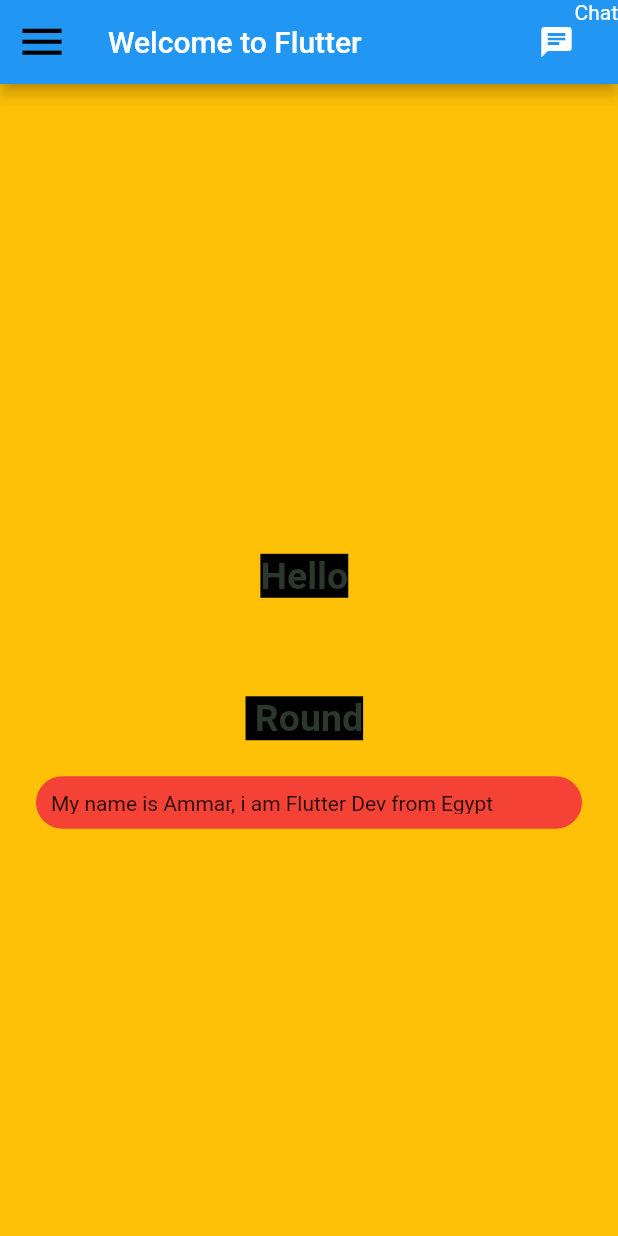
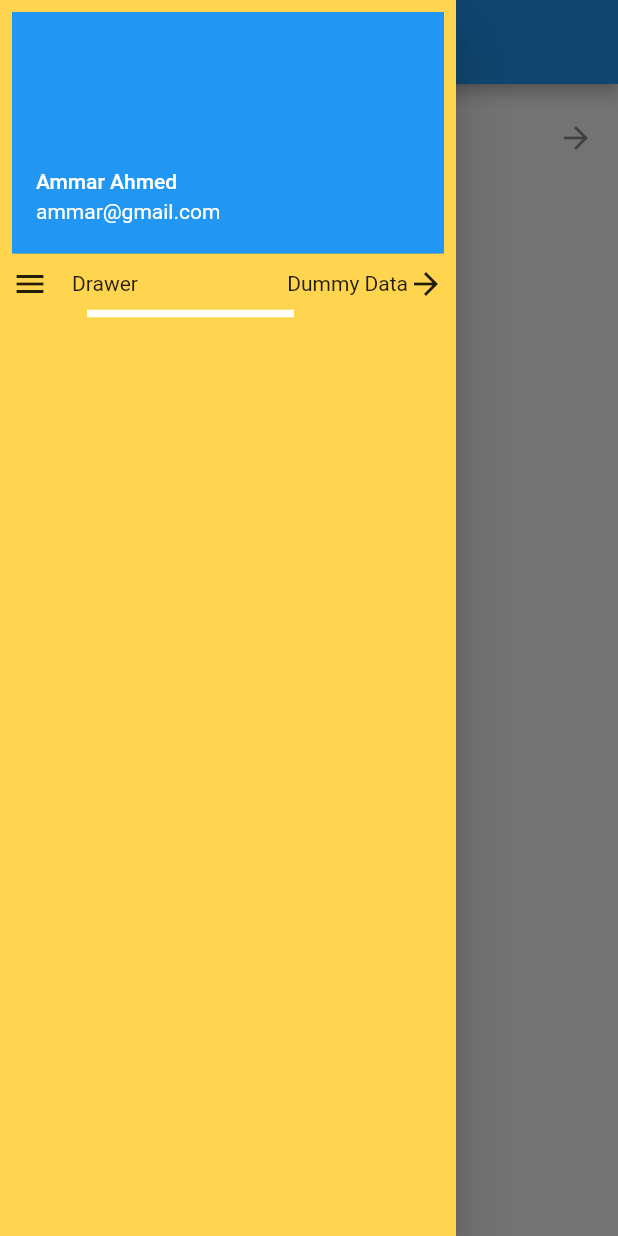
Before and after one commit to AmmarAgeeza/Up-Academy-Flutter-R2, a Flutter app: the screen it shows after launch, with the side drawer open (before the commit the screen has no drawer), on a phone screen of 412 x 824 dp. Run offline on Flutter 3.47's test engine with Material 2 defaults, Android fonts, the phone set to English and light mode, and no system bars.

Commit message:
flutter scrollable widgets

```diff
--- /dev/null
+++ b/lib/flutter_widgets/flutter_scrollable_widgets.dart
@@ -0,0 +1,196 @@
+//screen => Scaffold [Widget]
+import 'package:flutter/material.dart';
+
+class FlutterScrollableWidgets extends StatelessWidget {
+  FlutterScrollableWidgets({super.key});
+  List<Color> colors = [
+    Colors.red,
+    Colors.black,
+    Colors.amber,
+    Colors.greenAccent,
+  ];
+  @override
+  Widget build(BuildContext context) {
+    return Scaffold(
+        drawer: const MyDrawer(),
+        appBar: AppBar(
+          title: const Text('Flutter Scrollable Widgets'),
+        ),
+        body: ListView(
+          children: const [
+            ListTile(
+              leading: CircleAvatar(
+                backgroundColor: Colors.red,
+                radius: 35,
+                child: Text('text'),
+              ),
+              title: Text('Drawer'),
+              subtitle: Row(
+                children: [
+                  Icon(Icons.check),
+                  Text('subtitle'),
+                ],
+              ),
+              trailing: Icon(Icons.arrow_forward),
+            ),
+          ],
+        ));
+  }
+}
+
+class StackComponent extends StatelessWidget {
+  const StackComponent({
+    super.key,
+  });
+
+  @override
+  Widget build(BuildContext context) {
+    return Stack(
+      children: [
+        //background
+        Container(
+          width: double.infinity,
+          height: double.infinity,
+          color: Colors.red,
+        ),
+        const Align(
+          alignment: Alignment.bottomRight,
+          child: FlutterLogo(
+            size: 70,
+          ),
+        ),
+        const Align(
+          alignment: Alignment.centerRight,
+          child: FlutterLogo(
+            size: 70,
+          ),
+        ),
+        Positioned.directional(
+          textDirection: Directionality.of(context),
+          top: 57,
+          start: 21,
+          child: const FlutterLogo(
+            size: 70,
+          ),
+        ),
+      ],
+    );
+  }
+}
+
+class ListViewBuilder extends StatelessWidget {
+  const ListViewBuilder({
+    super.key,
+    required this.colors,
+  });
+
+  final List<Color> colors;
+
+  @override
+  Widget build(BuildContext context) {
+    return Column(
+      children: [
+        const Text('Colors'),
+        Expanded(
+          child: ListView.builder(
+              itemCount: colors.length,
+              itemBuilder: (context, index) {
+                return Container(
+                  height: 300,
+                  width: 300,
+                  margin: const EdgeInsets.all(8),
+                  color: colors[index],
+                );
+              }),
+        ),
+        const Text('aljdbgs')
+      ],
+    );
+  }
+}
+
+class ListViewComponent extends StatelessWidget {
+  const ListViewComponent({
+    super.key,
+  });
+
+  @override
+  Widget build(BuildContext context) {
+    return ListView(
+      // scrollDirection: Axis.horizontal,
+      children: [
+        Container(
+          margin: const EdgeInsets.all(8),
+          height: 300,
+          width: 300,
+          color: Colors.red,
+        ),
+        Container(
+          margin: const EdgeInsets.all(8),
+          height: 300,
+          width: 300,
+          color: Colors.red,
+        ),
+        Container(
+          margin: const EdgeInsets.all(8),
+          height: 300,
+          width: 300,
+          color: Colors.black,
+        ),
+        Container(
+          margin: const EdgeInsets.all(8),
+          height: 300,
+          width: 300,
+          color: Colors.yellow,
+        ),
+      ],
+    );
+  }
+}
+
+class MyDrawer extends StatelessWidget {
+  const MyDrawer({
+    super.key,
+  });
+
+  @override
+  Widget build(BuildContext context) {
+    return Drawer(
+      backgroundColor: Colors.amber[300],
+      child: const SafeArea(
+          child: Padding(
+        padding: EdgeInsets.all(8.0),
+        child: Column(
+          children: [
+            //user account drawer header
+            UserAccountsDrawerHeader(
+              accountName: Text('Ammar Ahmed'),
+              accountEmail: Text('ammar@gmail.com'),
+            ),
+            // drawer text
+            Row(
+              children: [
+                Icon(Icons.menu),
+                SizedBox(
+                  width: 16,
+                ),
+                Text('Drawer'),
+                // SizedBox(width: 150,),
+                Spacer(),
+                Text('Dummy Data'),
+                Icon(Icons.arrow_forward),
+              ],
+            ),
+            Divider(
+              color: Colors.white,
+              key: Key('spacer'),
+              thickness: 5,
+              indent: 50,
+              endIndent: 100,
+            ),
+          ],
+        ),
+      )),
+    );
+  }
+}
--- a/lib/main.dart
+++ b/lib/main.dart
@@ -1,4 +1,6 @@
 import 'package:flutter/material.dart';
+
+import 'flutter_widgets/flutter_scrollable_widgets.dart';
 
 void main() {
   runApp(const RootWidget());
@@ -8,79 +10,10 @@ class RootWidget extends StatelessWidget {
   const RootWidget({super.key});
   @override
   Widget build(BuildContext context) {
-    return MaterialApp(
+    return   MaterialApp(
       title: 'Up Flutter Round Two',
       debugShowCheckedModeBanner: false,
-      home: Scaffold(
-        backgroundColor: Colors.amber,
-        appBar: AppBar(
-          title: const Text('Welcome to Flutter'),
-          // centerTitle: true,
-          leading: const Icon(
-            Icons.menu,
-            size: 35,
-            color: Color(0xff000000),
-          ),
-          actions: const [Icon(Icons.chat), Text('Chat')],
-        ),
-        body: SafeArea(
-          child: Center(
-            child: Column(
-              mainAxisAlignment: MainAxisAlignment.center,
-              // crossAxisAlignment: CrossAxisAlignment.center,
-              // mainAxisSize: MainAxisSize.min,
-              children: [
-                const Padding(
-                  padding: EdgeInsets.symmetric(horizontal: 35, vertical: 66),
-                  child: Text(
-                    'Hello ',
-                    style: TextStyle(
-                      // wordSpacing: 25,
-                      color: Color(0xff2a392c),
-                      fontSize: 25,
-                      backgroundColor: Colors.black,
-                      fontWeight: FontWeight.bold,
-                    ),
-                  ),
-                ),
-
-                // SizedBox(
-                //   height:35,
-                // ),
-                const Text(
-                  ' Round ',
-                  style: TextStyle(
-                    // wordSpacing: 25,
-                    color: Color(0xff2a392c),
-                    fontSize: 25,
-                    backgroundColor: Colors.black,
-                    fontWeight: FontWeight.bold,
-                  ),
-                ),
-
-                Container(
-                  margin: const EdgeInsets.all(24),
-                  padding: const EdgeInsets.all(10),
-                  decoration:  BoxDecoration(
-
-                    color: Colors.red,
-                    borderRadius: BorderRadius.circular(55)
-                  ),
-                  // color: Colors.white,
-                  width: 400,
-                  height: 35,
-                  child: const Text(
-                    'My name is Ammar, i am Flutter Dev from Egypt',
-                    style: TextStyle(
-                      overflow: TextOverflow.ellipsis
-                    ),
-                  ),
-                ),
-              ],
-            ),
-          ),
-        ),
-      ),
+      home: FlutterScrollableWidgets(),
     );
   }
 }
```
Also changed, not shown: lib/flutter_widgets/flutter_basics_widgets.dart (added, +79 -0 lines), 1 other file.
